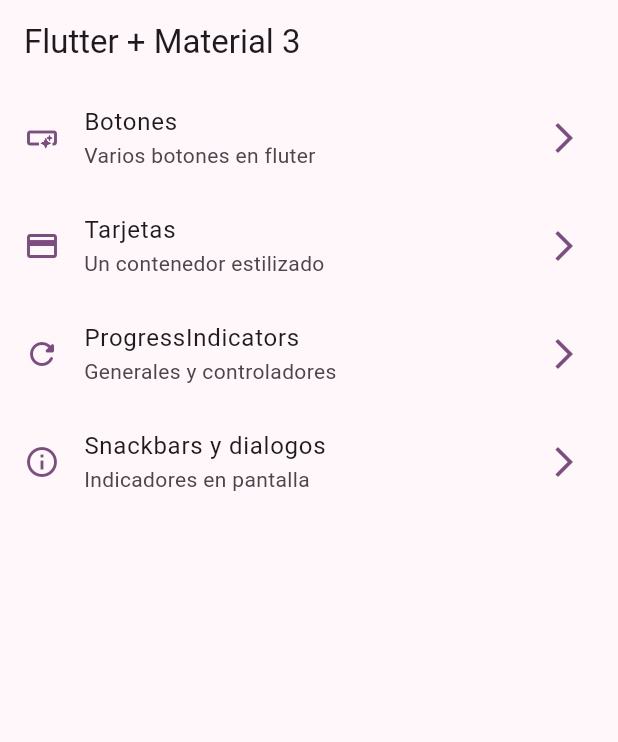
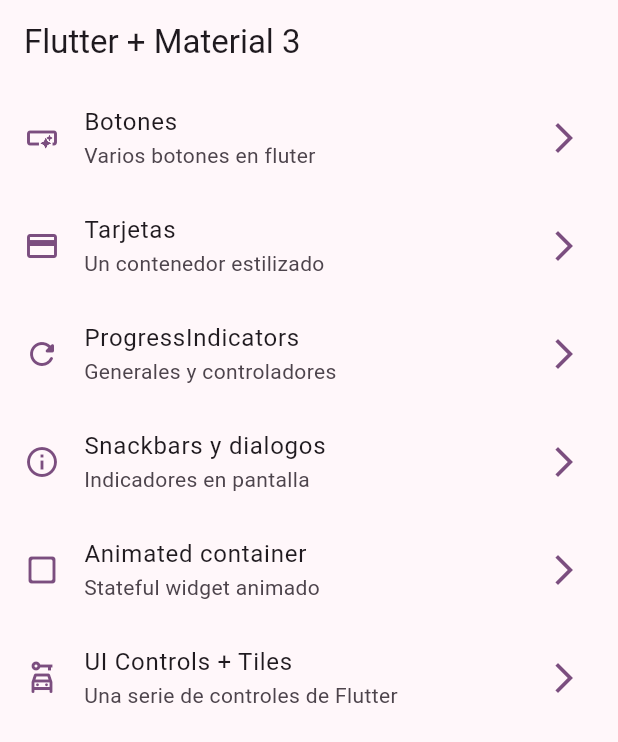
Before and after one commit to Adrian-Garcia-Cuya/widgets_app, a Flutter app: the screen it shows after launch, on a phone screen of 412 x 824 dp. Shown: the top 742 px of the screen. Run offline on Flutter 3.47's test engine with Material 3 defaults, Android fonts, the phone set to English and light mode, and no system bars; our stand-ins replace go_router.

```diff
--- a/lib/config/menu/menu_items.dart
+++ b/lib/config/menu/menu_items.dart
@@ -40,5 +40,17 @@ const appMenuItems = <MenuItem> [
     subTitle: 'Indicadores en pantalla',
     link: '/snackbars',
     icon: Icons.info_outline
+  ),
+  MenuItem(
+    title: 'Animated container',
+    subTitle: 'Stateful widget animado',
+    link: '/animated',
+    icon: Icons.check_box_outline_blank_rounded
+  ),
+  MenuItem(
+    title: 'UI Controls + Tiles',
+    subTitle: 'Una serie de controles de Flutter',
+    link: '/ui-controls',
+    icon: Icons.car_rental_outlined
   )
 ];
--- a/lib/config/router/app_router.dart
+++ b/lib/config/router/app_router.dart
@@ -33,6 +33,18 @@ final appRouter = GoRouter(
       path: '/snackbars',
       name: SnackBarScreen.name,
       builder: (context, state) => const SnackBarScreen()
+    ),
+
+    GoRoute(
+      path: '/animated',
+      name: AnimatedScreen.name,
+      builder: ( context, state ) => const AnimatedScreen()
+    ),
+
+    GoRoute(
+      path: '/ui-controls',
+      name: UiControlsScreen.name,
+      builder: (context, state) => const UiControlsScreen()
     )
 
   ]
```
Also changed, not shown: lib/presentation/screens/animated/animated_screen.dart (+49 -2 lines), lib/presentation/screens/ui_controls/ui_controls_screen.dart (+106 -1 lines).
